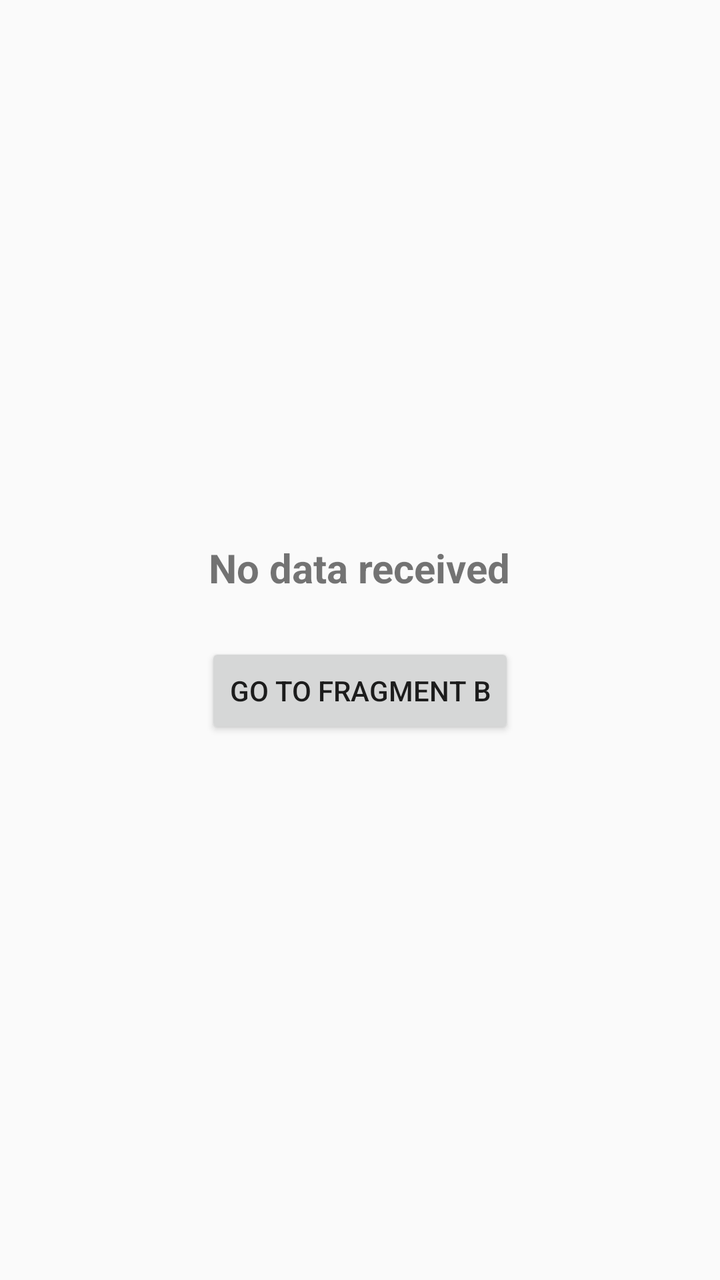
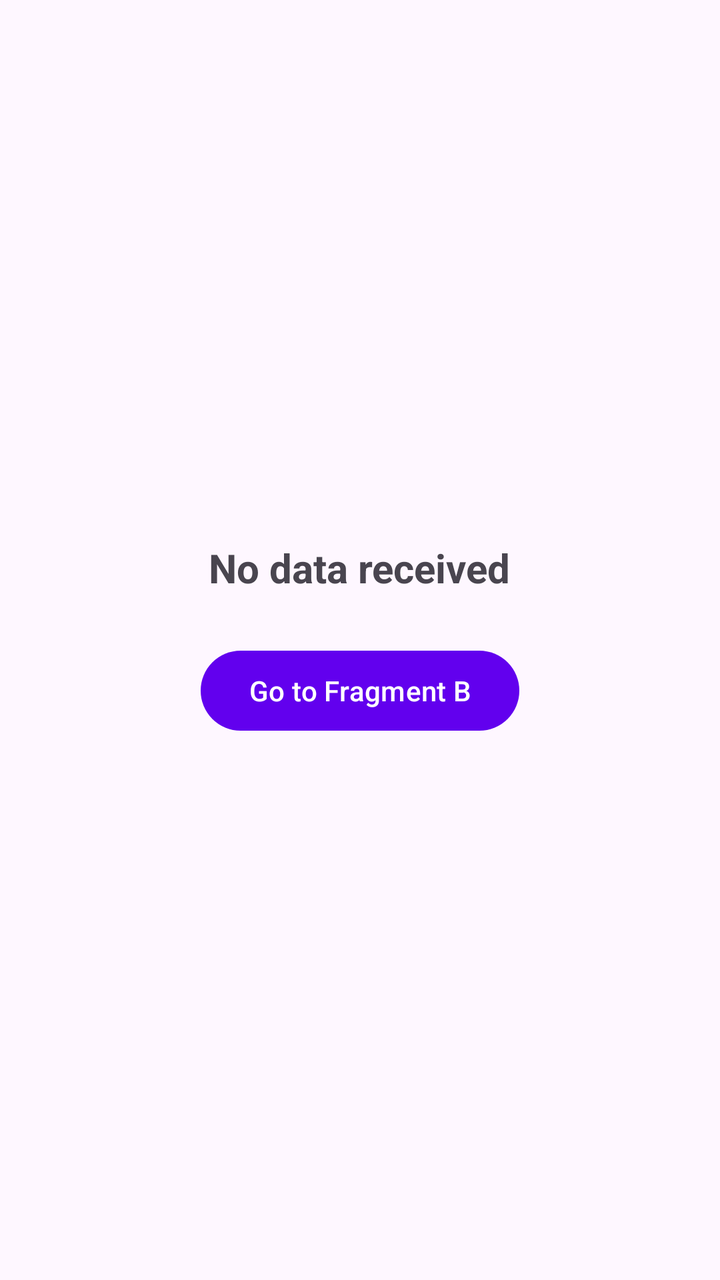

Screens rendered from an Android XML layout before and after an edit, with the pre-edit source and the edit as a unified diff.
<!-- AndroidManifest.xml: application theme Theme.AndroidsOneDay -->
<!-- res/layout/fragment_a.xml -->
<?xml version="1.0" encoding="utf-8"?>
<LinearLayout xmlns:android="http://schemas.android.com/apk/res/android"
    xmlns:tools="http://schemas.android.com/tools"
    android:layout_width="match_parent"
    android:layout_height="match_parent"
    android:orientation="vertical"
    android:gravity="center"
    android:padding="24dp"
    tools:context=".FragmentA">

    <TextView
        android:id="@+id/tvResult"
        android:layout_width="wrap_content"
        android:layout_height="wrap_content"
        android:text="No data received"
        android:textSize="20sp"
        android:textStyle="bold"
        android:layout_marginBottom="24dp" />

    <Button
        android:id="@+id/btnNavigate"
        android:layout_width="wrap_content"
        android:layout_height="wrap_content"
        android:text="Go to Fragment B" />

</LinearLayout>
<!-- resources referenced by this layout -->
<resources>
  <style name="Theme.AndroidsOneDay" parent="Theme.AppCompat.Light.NoActionBar" />
</resources>

<!-- the commit's change to res/layout/fragment_a.xml (unified diff, before → after) -->
@@ -6,7 +6,7 @@
     android:orientation="vertical"
     android:gravity="center"
     android:padding="24dp"
-    tools:context=".FragmentA">
+    tools:context=".ui.FragmentA">
 
     <TextView
         android:id="@+id/tvResult"
<!-- resource entries referenced after the edit -->
@@ -1,5 +1,11 @@
 <!-- resources referenced by this layout -->
 <resources>
-  <style name="Theme.AndroidsOneDay" parent="Theme.AppCompat.Light.NoActionBar" />
+  <style name="Theme.AndroidsOneDay" parent="Theme.Material3.DayNight.NoActionBar">
+          
+          <item name="colorPrimary">@color/purple_500</item>
+          <item name="colorSecondary">@color/teal_200</item>
+      </style>
+  <color name="purple_500">#FF6200EE</color>
+  <color name="teal_200">#FF03DAC5</color>
 </resources>
 
